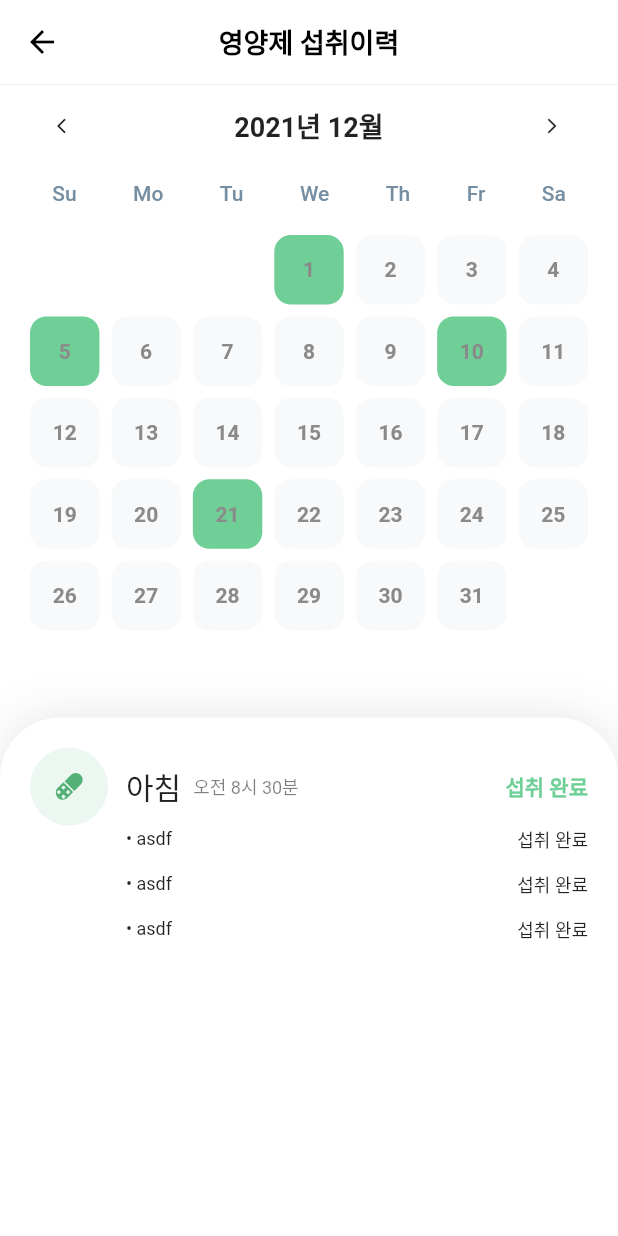
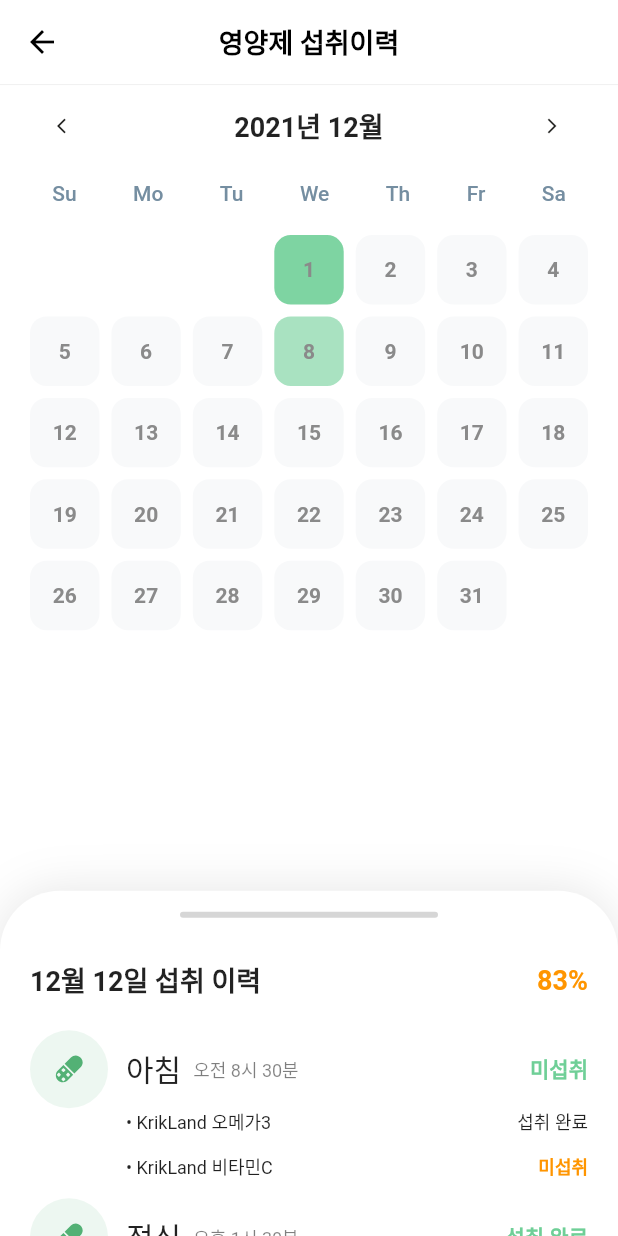
Before and after one commit to Petabyte-Studio/EasyPill_Client, a Flutter app: the EatView screen opened by its route, on a phone screen of 412 x 824 dp. Run offline on Flutter 3.47's test engine with Material 2 defaults, Android fonts, the light colour scheme and no system bars; our stand-ins replace badges, firebase_auth, firebase_core, flutter_svg; accounts and stored records are empty.

Commit message:
EatView HeatMap 구현 완료, 바텀시트 구현 완료

```diff
--- a/lib/views/eat_view.dart
+++ b/lib/views/eat_view.dart
@@ -12,7 +12,7 @@ class _EatView extends State<EatView> {
 
   DateTime _todayDate = DateTime.now();
   DateTime _calendarDate = DateTime.now();
-
+  DateTime _selectedDate = DateTime.now();
   @override
   void initState() {
     super.initState();
@@ -66,10 +66,9 @@ class _EatView extends State<EatView> {
     );
   }
 
-  Widget heatMap({int? width, int? height, List<int>? input}) {
+  Widget heatMap({int? width, int? height, Map<DateTime, int>? input}) {
     int _date = 1;
-    print(DateTime(_calendarDate.year, _calendarDate.month + 1, 0).day);
-    DateTime.saturday;
+
     return Container(
       width: double.infinity,
       margin: EdgeInsets.only(left: 16, right: 16),
@@ -116,8 +115,17 @@ class _EatView extends State<EatView> {
                                     decoration: BoxDecoration(
                                       borderRadius: BorderRadius.circular(11),
                                       color: input != null
-                                          ? (input.contains(_date++)
-                                              ? Color(0xFF6FCF97)
+                                          ? (input[DateTime(
+                                                      _calendarDate.year,
+                                                      _calendarDate.month,
+                                                      _date++)] !=
+                                                  null
+                                              ? Color(0xFF6FCF97).withOpacity(
+                                                  0.3 *
+                                                      input[DateTime(
+                                                          _calendarDate.year,
+                                                          _calendarDate.month,
+                                                          _date - 1)]!)
                                               : Color(0xFFF8F9FA))
                                           : Colors.white,
                                     ),
@@ -145,6 +153,81 @@ class _EatView extends State<EatView> {
     );
   }
 
+  Container eatInfoList({
+    @required Map<String, bool>? eatInfoMap,
+    @required String? title,
+    @required int? hours,
+    @required int? minutes,
+  }) {
+    return Container(
+      child: Column(
+        crossAxisAlignment: CrossAxisAlignment.start,
+        children: <Widget>[
+          Row(
+            children: <Widget>[
+              CircleAvatar(
+                radius: 26,
+                backgroundColor: Color(0xFF53B175).withOpacity(0.1),
+                child: SvgPicture.asset('assets/images/medicine_fill.svg',
+                    width: 28, height: 28),
+              ),
+              const SizedBox(width: 12),
+              Text(
+                title ?? '',
+                style: TextStyle(
+                  fontSize: 20,
+                ),
+              ),
+              const SizedBox(width: 8),
+              Text(
+                (hours! >= 12 && hours < 24 ? '오후 ' : '오전 ') +
+                    (hours == 12 ? 12 : (hours % 12)).toString() +
+                    '시 ' +
+                    minutes.toString() +
+                    '분',
+                style: TextStyle(
+                  fontSize: 12,
+                  color: Colors.black.withOpacity(0.5),
+                ),
+              ),
+              const Spacer(),
+              Text(
+                eatInfoMap!.containsValue(false) == true ? '미섭취' : '섭취 완료',
+                style: TextStyle(
+                  fontWeight: FontWeight.bold,
+                  color: Color(0xFF6FCF97),
+                ),
+              ),
+            ],
+          ),
+          for (String name in eatInfoMap.keys)
+            Padding(
+              padding: const EdgeInsets.only(left: 64.0, bottom: 12),
+              child: Row(
+                children: [
+                  Text(
+                    '• ' + name,
+                    style: TextStyle(fontSize: 12),
+                  ),
+                  const Spacer(),
+                  Text(
+                    eatInfoMap[name] == true ? '섭취 완료' : '미섭취',
+                    style: eatInfoMap[name] == true
+                        ? const TextStyle(fontSize: 12)
+                        : const TextStyle(
+                            fontSize: 12,
+                            fontWeight: FontWeight.bold,
+                            color: Color(0xFFFF9500),
+                          ),
+                  ),
+                ],
+              ),
+            ),
+        ],
+      ),
+    );
+  }
+
   @override
   Widget build(BuildContext context) {
     return Scaffold(
@@ -167,18 +250,90 @@ class _EatView extends State<EatView> {
         elevation: 0,
         backgroundColor: Colors.white,
       ),
-      body: Container(
-        child: Column(
+      body: Stack(
+        children: <Widget>[
+          // 캘린더 부분
+          Column(
             children: <Widget>[
               calenderSelect(selectedTime: _calendarDate),
               const SizedBox(height: 10),
-            heatMap(width: 7, height: 6, input: [1, 5, 10, 21]),
-            Flexible(
-              child: Container(
-                padding: const EdgeInsets.all(20),
+              heatMap(width: 7, height: 6, input: {
+                DateTime(2021, 12, 8): 2,
+                DateTime(2021, 12, 1): 3,
+              }),
+            ],
+          ),
+          // Bottom Sheet 부분
+          DraggableScrollableSheet(
+              initialChildSize: 0.3,
+              minChildSize: 0.3,
+              maxChildSize: 0.7,
+              builder: (context, scrollController) {
+                return Container(
+                  padding: const EdgeInsets.only(left: 20, right: 20),
                   child: ListView(
+                    controller: scrollController,
+                    physics: ClampingScrollPhysics(),
                     children: <Widget>[
-                    eatInfoList(),
+                      Container(
+                        margin: const EdgeInsets.only(
+                            top: 14, bottom: 28, left: 100, right: 100),
+                        width: 10,
+                        height: 4,
+                        decoration: const BoxDecoration(
+                          color: Color(0xFFD6D6D6),
+                          borderRadius: BorderRadius.all(
+                            Radius.circular(2),
+                          ),
+                        ),
+                      ),
+                      Row(
+                        mainAxisAlignment: MainAxisAlignment.spaceBetween,
+                        children: <Widget>[
+                          Text(
+                            '${_selectedDate.month}월 ${_selectedDate.month}일 섭취 이력',
+                            style: TextStyle(
+                              fontWeight: FontWeight.bold,
+                              fontSize: 18,
+                            ),
+                          ),
+                          Text(
+                            '${(5 / 6 * 100).floor()}%',
+                            style: TextStyle(
+                                fontSize: 18,
+                                fontWeight: FontWeight.bold,
+                                color: Color(0xFFFF9500)),
+                          ),
+                        ],
+                      ),
+                      const SizedBox(height: 20),
+                      eatInfoList(
+                        title: '아침',
+                        hours: 8,
+                        minutes: 30,
+                        eatInfoMap: {
+                          "KrikLand 오메가3": true,
+                          "KrikLand 비타민C": false
+                        },
+                      ),
+                      eatInfoList(
+                        title: '점심',
+                        hours: 13,
+                        minutes: 30,
+                        eatInfoMap: {
+                          "KrikLand 오메가3": true,
+                          "KrikLand 비타민C": true
+                        },
+                      ),
+                      eatInfoList(
+                        title: '저녁',
+                        hours: 20,
+                        minutes: 30,
+                        eatInfoMap: {
+                          "KrikLand 오메가3": true,
+                          "KrikLand 비타민C": true
+                        },
+                      ),
                     ],
                   ),
                   width: double.infinity,
@@ -195,70 +350,8 @@ class _EatView extends State<EatView> {
                       )
                     ],
                   ),
-              ),
-            ),
-          ],
-        ),
-      ),
                 );
-  }
-
-  Container eatInfoList({
-    Map<String, int>? eatInfoMap,
-    String? title,
-    DateTime? eatTime,
-  }) {
-    return Container(
-      child: Column(
-        crossAxisAlignment: CrossAxisAlignment.start,
-        children: <Widget>[
-          Row(
-            children: <Widget>[
-              CircleAvatar(
-                radius: 26,
-                backgroundColor: Color(0xFF53B175).withOpacity(0.1),
-                child: SvgPicture.asset('assets/images/medicine_fill.svg',
-                    width: 28, height: 28),
-              ),
-              const SizedBox(width: 12),
-              Text(
-                '아침',
-                style: TextStyle(
-                  fontSize: 20,
-                ),
-              ),
-              const SizedBox(width: 8),
-              Text(
-                '오전 8시 30분',
-                style: TextStyle(
-                  fontSize: 12,
-                  color: Colors.black.withOpacity(0.5),
-                ),
-              ),
-              const Spacer(),
-              Text(
-                '섭취 완료',
-                style: TextStyle(
-                  fontWeight: FontWeight.bold,
-                  color: Color(0xFF6FCF97),
-                ),
-              ),
-            ],
-          ),
-          for (int i = 0; i < 3; i++)
-            Padding(
-              padding: const EdgeInsets.only(left: 64.0, bottom: 12),
-              child: Row(
-                children: [
-                  Text(
-                    '• ' + 'asdf',
-                    style: TextStyle(fontSize: 12),
-                  ),
-                  const Spacer(),
-                  Text('섭취 완료', style: TextStyle(fontSize: 12)),
-                ],
-              ),
-            ),
+              }),
         ],
       ),
     );
```
Lines whose indentation alone changed are shown as unchanged.
